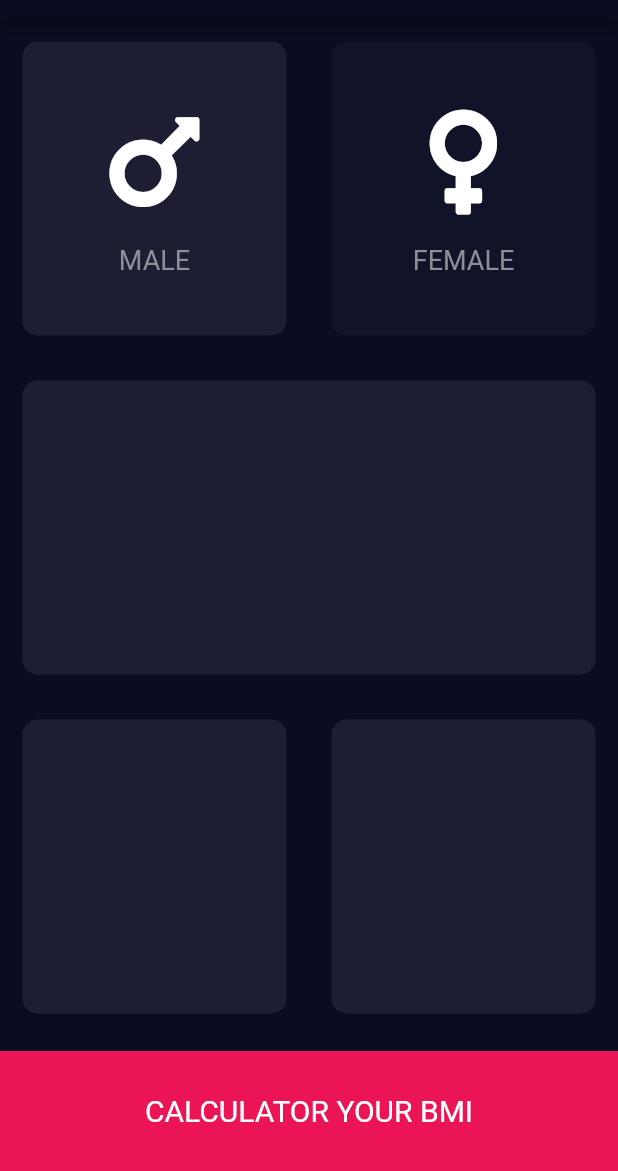
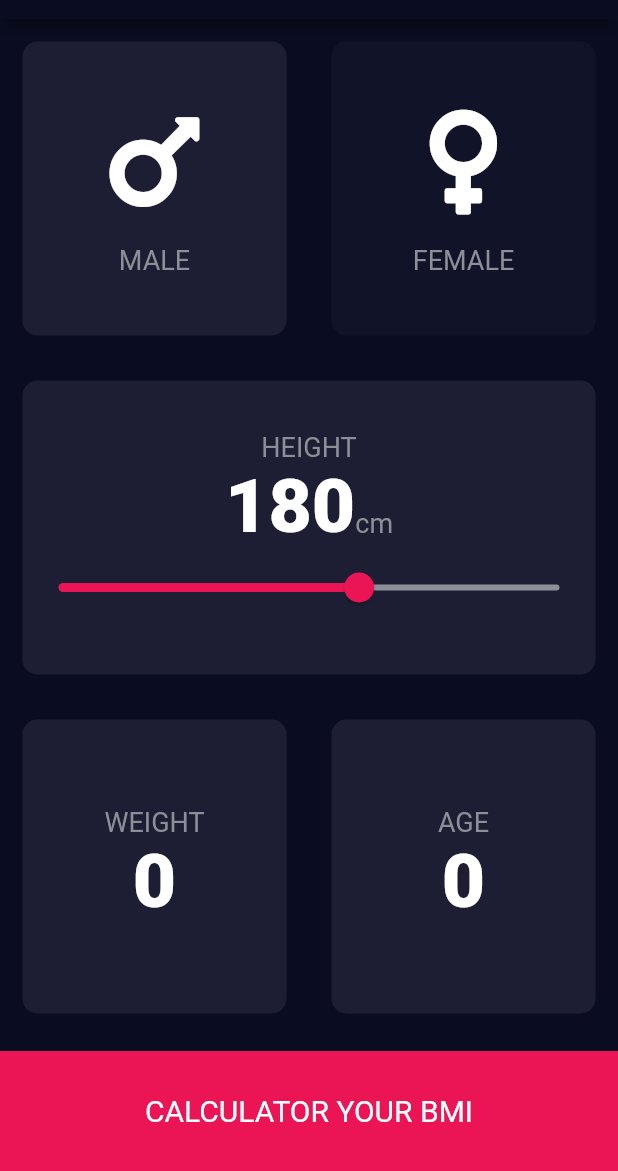
Before and after one commit to DanhVanPham/Calculator-BMI, a Flutter app: the screen it shows after launch, on a phone screen of 412 x 824 dp, the part 65-1236 px from its top. Run offline on Flutter 3.47's test engine with Material 2 defaults, Android fonts, the phone set to English and light mode, and no system bars; our stand-ins replace font_awesome_flutter.

```diff
--- /dev/null
+++ b/lib/constants.dart
@@ -0,0 +1,8 @@
+import 'package:flutter/material.dart';
+
+const kLabelTextStyle = TextStyle(fontSize: 18.0, color: Color(0xff8d8e98));
+const kHeightContainerBottom = 80.0;
+const kActiveBacColorCard = Color(0xff1d1e33);
+const kInacticeBacColorCard = Color(0xff111328);
+const kBackgroundColorBottom = Color(0xffeb1555);
+const kTextStyleBold = TextStyle(fontSize: 50.0, fontWeight: FontWeight.w900);
--- a/lib/icon_data.dart
+++ b/lib/icon_data.dart
@@ -1,4 +1,5 @@
 import 'package:flutter/material.dart';
+import 'constants.dart';
 
 class IconContent extends StatelessWidget {
   IconContent({required this.iconData, required this.label});
@@ -20,7 +21,7 @@ class IconContent extends StatelessWidget {
         ),
         Text(
           label,
-          style: TextStyle(fontSize: 18.0, color: Color(0xff8d8e98)),
+          style: kLabelTextStyle,
         ),
       ],
     );
--- a/lib/input_page.dart
+++ b/lib/input_page.dart
@@ -1,12 +1,10 @@
+import 'package:flutter/cupertino.dart';
 import 'package:flutter/material.dart';
 import 'package:font_awesome_flutter/font_awesome_flutter.dart';
 import 'icon_data.dart';
 import 'reuseable_card.dart';
+import 'constants.dart';
 
-const heightContainerBottom = 80.0;
-const activeBacColorCard = Color(0xff1d1e33);
-const inacticeBacColorCard = Color(0xff111328);
-const backgroundColorBottom = Color(0xffeb1555);
 enum GenderType { male, female }
 
 class InputPage extends StatefulWidget {
@@ -15,11 +13,12 @@ class InputPage extends StatefulWidget {
 }
 
 class _InputPageState extends State<InputPage> {
-  Color maleColor = inacticeBacColorCard;
-  Color femaleColor = inacticeBacColorCard;
+  Color maleColor = kInacticeBacColorCard;
+  Color femaleColor = kInacticeBacColorCard;
 
   // male = 1; female = 2
   GenderType selectedGender = GenderType.male;
+  int height = 180, weight = 0, age = 0;
   @override
   Widget build(BuildContext context) {
     return Scaffold(
@@ -35,8 +34,8 @@ class _InputPageState extends State<InputPage> {
                     Expanded(
                       child: ReuseableCard(
                         colour: selectedGender == GenderType.male
-                            ? activeBacColorCard
-                            : inacticeBacColorCard,
+                            ? kActiveBacColorCard
+                            : kInacticeBacColorCard,
                         cardChild: IconContent(
                           iconData: FontAwesomeIcons.mars,
                           label: 'MALE',
@@ -51,8 +50,8 @@ class _InputPageState extends State<InputPage> {
                     Expanded(
                       child: ReuseableCard(
                         colour: selectedGender == GenderType.female
-                            ? activeBacColorCard
-                            : inacticeBacColorCard,
+                            ? kActiveBacColorCard
+                            : kInacticeBacColorCard,
                         cardChild: IconContent(
                           iconData: FontAwesomeIcons.venus,
                           label: 'FEMALE',
@@ -68,25 +67,117 @@ class _InputPageState extends State<InputPage> {
                 ),
               ),
               Expanded(
-                child: ReuseableCard(colour: activeBacColorCard),
+                child: ReuseableCard(
+                  colour: kActiveBacColorCard,
+                  cardChild: Column(
+                    crossAxisAlignment: CrossAxisAlignment.stretch,
+                    mainAxisAlignment: MainAxisAlignment.center,
+                    children: [
+                      Center(
+                        child: Text(
+                          'HEIGHT',
+                          style: kLabelTextStyle,
+                        ),
+                      ),
+                      Row(
+                        mainAxisAlignment: MainAxisAlignment.center,
+                        crossAxisAlignment: CrossAxisAlignment.baseline,
+                        textBaseline: TextBaseline.alphabetic,
+                        children: [
+                          Text(
+                            height.toString(),
+                            style: kTextStyleBold,
+                          ),
+                          Text(
+                            'cm',
+                            style: kLabelTextStyle,
+                          ),
+                        ],
+                      ),
+                      Slider(
+                        value: height.toDouble(),
+                        min: 120,
+                        max: 220,
+                        activeColor: Color(0xffeb1555),
+                        inactiveColor: Color(0xff8d8e98),
+                        onChanged: (double value) {
+                          setState(() {
+                            height = value.round();
+                          });
+                        },
+                      ),
+                    ],
+                  ),
+                ),
               ),
               Expanded(
                 child: Row(
                   children: [
                     Expanded(
-                      child: ReuseableCard(colour: activeBacColorCard),
+                      child: ReuseableCard(
+                        colour: kActiveBacColorCard,
+                        cardChild: Column(
+                          crossAxisAlignment: CrossAxisAlignment.stretch,
+                          mainAxisAlignment: MainAxisAlignment.center,
+                          children: [
+                            Center(
+                              child: Text(
+                                'WEIGHT',
+                                style: kLabelTextStyle,
                               ),
-                    Expanded(
-                      child: ReuseableCard(colour: activeBacColorCard),
+                            ),
+                            Row(
+                              mainAxisAlignment: MainAxisAlignment.center,
+                              crossAxisAlignment: CrossAxisAlignment.baseline,
+                              textBaseline: TextBaseline.alphabetic,
+                              children: [
+                                Text(
+                                  weight.toString(),
+                                  style: kTextStyleBold,
+                                ),
+                              ],
                             ),
                           ],
                         ),
                       ),
-              Container(
-                color: backgroundColorBottom,
+                    ),
+                    Expanded(
+                      child: ReuseableCard(
+                        colour: kActiveBacColorCard,
+                        cardChild: Column(
+                          crossAxisAlignment: CrossAxisAlignment.stretch,
+                          mainAxisAlignment: MainAxisAlignment.center,
+                          children: [
+                            Center(
+                              child: Text(
+                                'AGE',
+                                style: kLabelTextStyle,
+                              ),
+                            ),
+                            Row(
+                              mainAxisAlignment: MainAxisAlignment.center,
+                              crossAxisAlignment: CrossAxisAlignment.baseline,
+                              textBaseline: TextBaseline.alphabetic,
+                              children: [
+                                Text(
+                                  age.toString(),
+                                  style: kTextStyleBold,
+                                ),
+                              ],
+                            ),
+                          ],
+                        ),
+                      ),
+                    ),
+                  ],
+                ),
+              ),
+              GestureDetector(
+                child: Container(
+                  color: kBackgroundColorBottom,
                   margin: EdgeInsets.only(top: 10.0),
                   width: double.infinity,
-                height: heightContainerBottom,
+                  height: kHeightContainerBottom,
                   child: Center(
                       child: Text(
                     'CALCULATOR YOUR BMI',
@@ -94,6 +185,7 @@ class _InputPageState extends State<InputPage> {
                       fontSize: 20.0,
                     ),
                   )),
+                ),
               )
             ],
           ),
```
Lines whose indentation alone changed are shown as unchanged.
